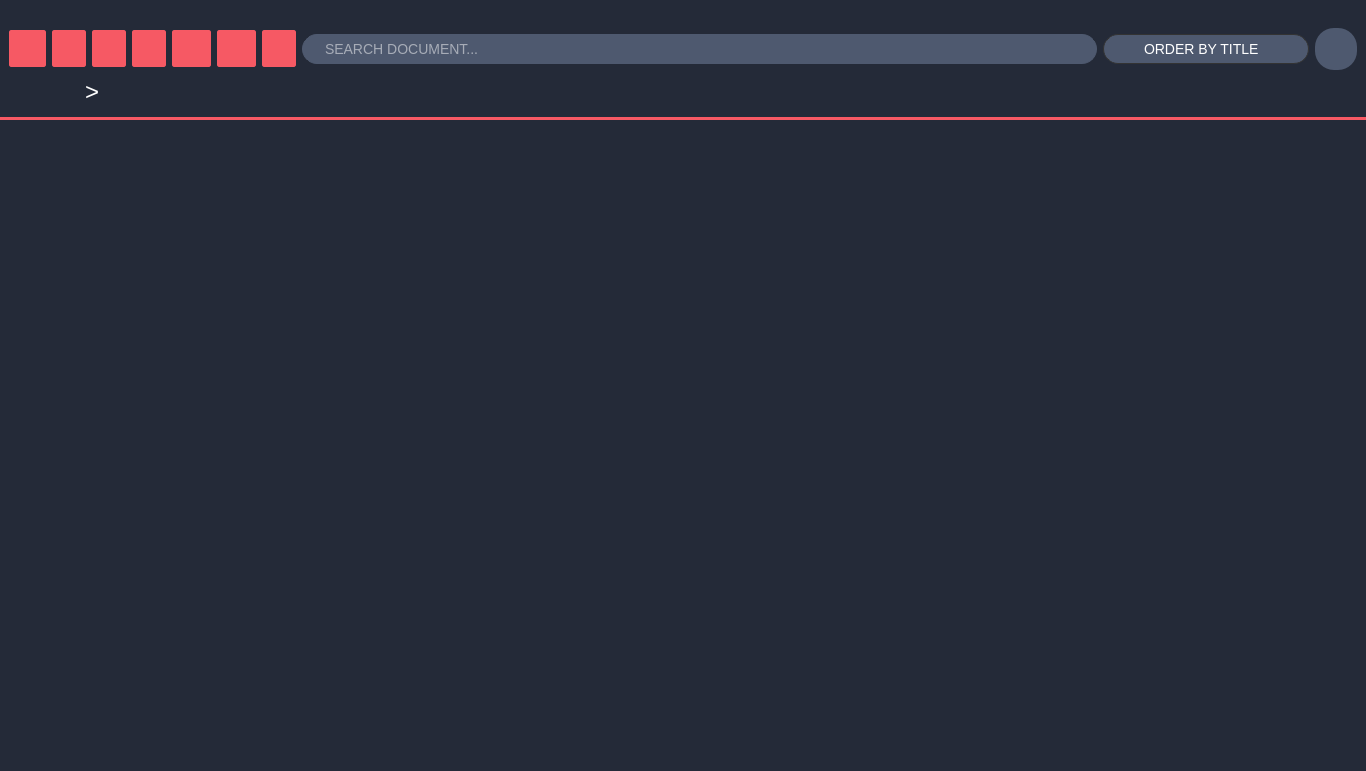
Qt form src/client/gui/ui/docsbrowser.ui (aleoli/Shared-Editor) before a commit.
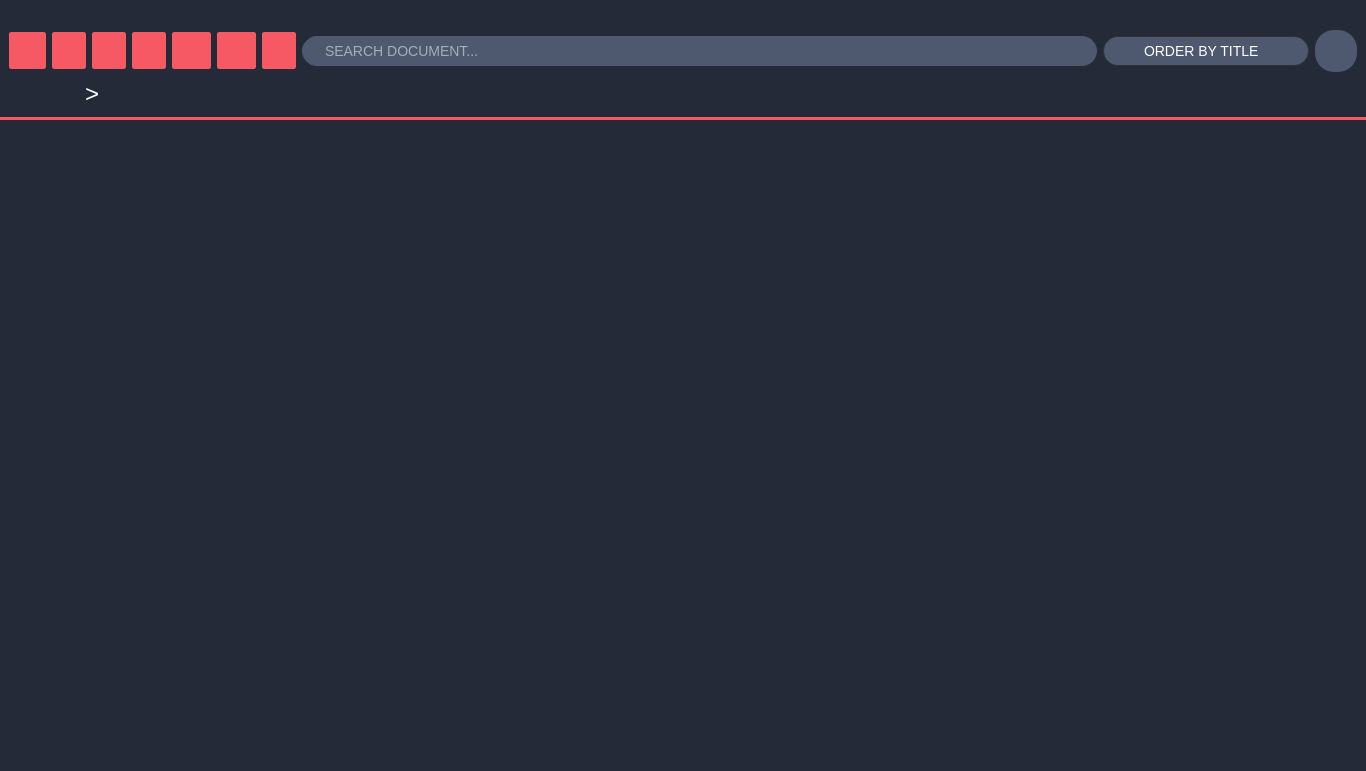
The same form after that commit. Icons and pictures are not drawn.

The edit to the form file:
```diff
--- a/src/client/gui/ui/docsbrowser.ui
+++ b/src/client/gui/ui/docsbrowser.ui
@@ -737,6 +737,12 @@
            <height>0</height>
           </size>
          </property>
+         <property name="maximumSize">
+          <size>
+           <width>16777215</width>
+           <height>30</height>
+          </size>
+         </property>
          <property name="styleSheet">
           <string notr="true">border: none;</string>
          </property>
```
Left out of the diff: 2 changed lines with no effect on the pictures.
